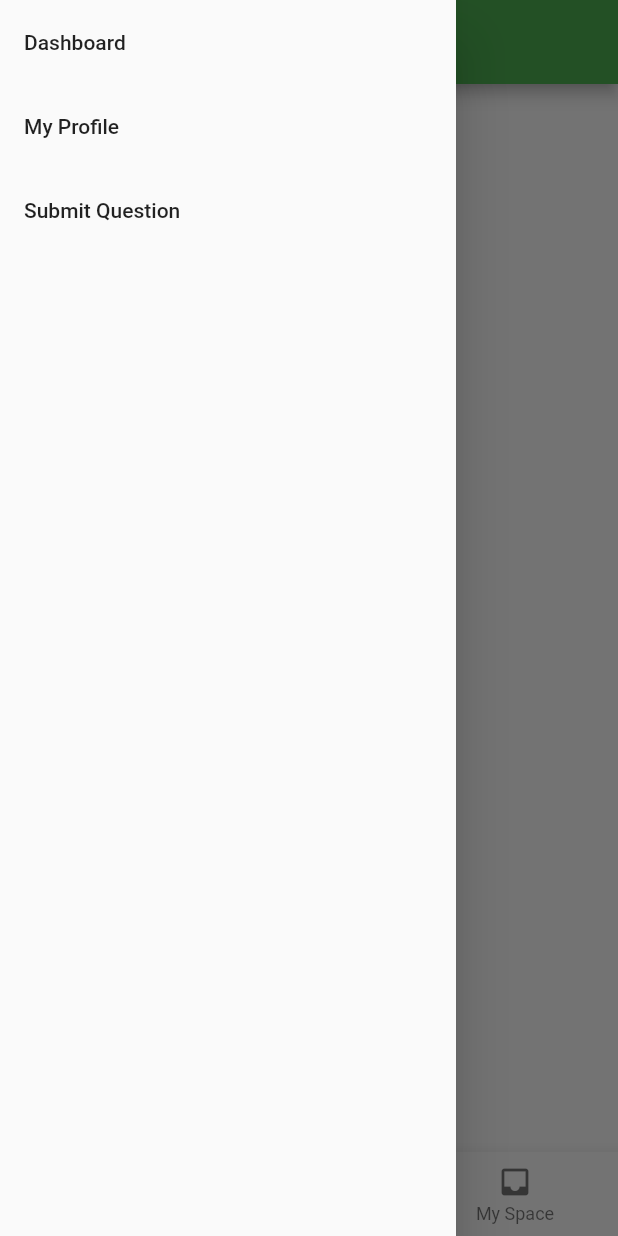
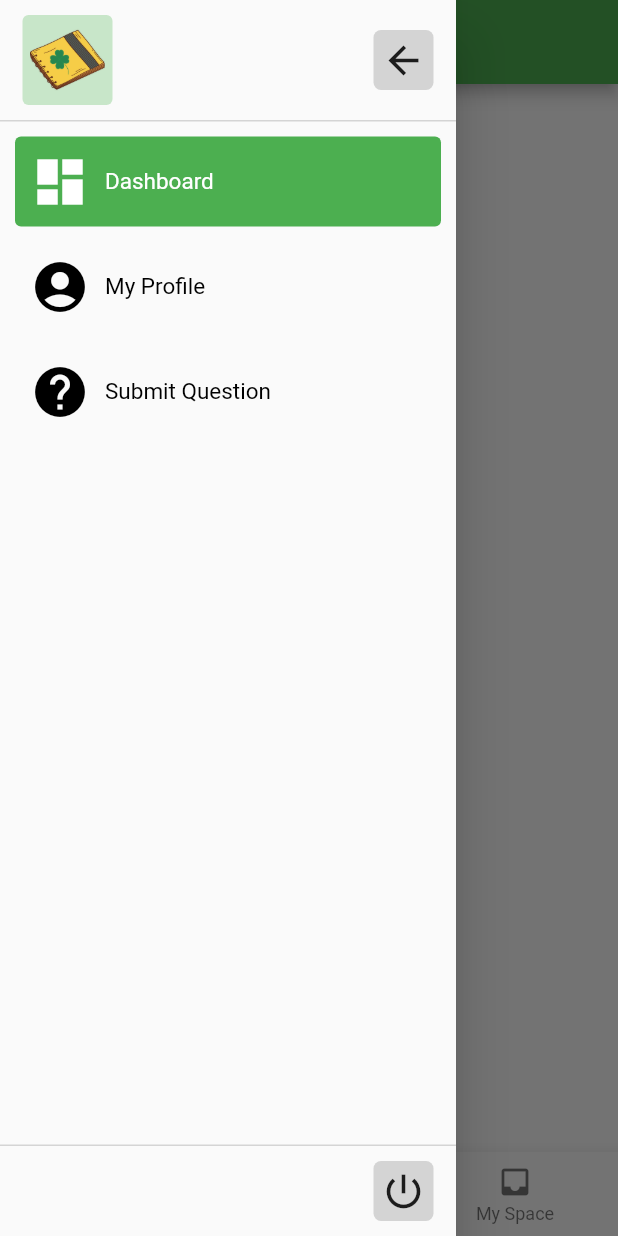
Before and after one commit to Money-Chasers/clover_flutter, a Flutter app: the MainScreen screen opened directly, with the side drawer open, on a phone screen of 412 x 824 dp. Run offline on Flutter 3.47's test engine with Material 2 defaults, Android fonts, the phone set to English and light mode, and no system bars; our stand-ins replace cloud_firestore, firebase_auth, firebase_core, google_fonts; accounts and stored records are empty; Roboto replaces fonts that are missing (Prompt).

Commit message:
fixed the drawer on main screen and added multiple new screens for dashboard

```diff
--- a/lib/screens/authentication/intro_screen.dart
+++ b/lib/screens/authentication/intro_screen.dart
@@ -9,7 +9,8 @@ class IntroScreen extends StatelessWidget {
   @override
   Widget build(BuildContext context) {
     return Scaffold(
-      body: Container(
+      body: SafeArea(
+        child: Container(
           padding: const EdgeInsets.all(20),
           decoration: const BoxDecoration(
             color: Colors.white,
@@ -102,6 +103,7 @@ class IntroScreen extends StatelessWidget {
             ),
           ),
         ),
+      ),
     );
   }
 }
--- a/lib/screens/authentication/login_screen.dart
+++ b/lib/screens/authentication/login_screen.dart
@@ -67,7 +67,8 @@ class _LoginScreenState extends State<LoginScreen> {
   @override
   Widget build(BuildContext context) {
     return Scaffold(
-      body: Container(
+      body: SafeArea(
+        child: Container(
           padding: const EdgeInsets.all(20),
           child: Center(
             child: SingleChildScrollView(
@@ -168,7 +169,8 @@ class _LoginScreenState extends State<LoginScreen> {
                               child: ElevatedButton(
                                 onPressed: () {
                                   if (_formKey.currentState!.validate()) {
-                                  _handleValidation(_emailFieldController.text,
+                                    _handleValidation(
+                                        _emailFieldController.text,
                                         _passwordFieldController.text);
                                   }
                                 },
@@ -196,6 +198,7 @@ class _LoginScreenState extends State<LoginScreen> {
             ),
           ),
         ),
+      ),
     );
   }
 }
--- a/lib/screens/authentication/register_screen.dart
+++ b/lib/screens/authentication/register_screen.dart
@@ -39,7 +39,8 @@ class _RegisterScreenState extends State<RegisterScreen> {
   @override
   Widget build(BuildContext context) {
     return Scaffold(
-      body: Container(
+      body: SafeArea(
+        child: Container(
           padding: const EdgeInsets.all(20),
           child: Center(
             child: SingleChildScrollView(
@@ -169,7 +170,8 @@ class _RegisterScreenState extends State<RegisterScreen> {
                                   if (_formKey.currentState!.validate()) {
                                     var name = _nameFieldController.text;
                                     var email = _emailFieldController.text;
-                                  var password = _passwordFieldController.text;
+                                    var password =
+                                        _passwordFieldController.text;
                                     firestoreInstance
                                         .collection("users")
                                         .where("email", isEqualTo: email)
@@ -182,13 +184,15 @@ class _RegisterScreenState extends State<RegisterScreen> {
                                                       .add(UserModel(
                                                               name: name,
                                                               email: email,
-                                                            password: password,
+                                                              password:
+                                                                  password,
                                                               education: "0")
                                                           .toJson())
                                                       .then((result) => {
                                                             authInstance
                                                                 .createUserWithEmailAndPassword(
-                                                                  email: email,
+                                                                    email:
+                                                                        email,
                                                                     password:
                                                                         password)
                                                                 .then(
@@ -233,6 +237,7 @@ class _RegisterScreenState extends State<RegisterScreen> {
             ),
           ),
         ),
+      ),
     );
   }
 }
--- a/lib/screens/main_screen/main_screen.dart
+++ b/lib/screens/main_screen/main_screen.dart
@@ -1,7 +1,10 @@
+import 'package:clover_flutter/screens/authentication/intro_screen.dart';
 import 'package:clover_flutter/screens/main_screen/dashboard_section/dashboard_section.dart';
 import 'package:clover_flutter/screens/main_screen/profile_section.dart';
 import 'package:clover_flutter/screens/main_screen/submit_question_section.dart';
+import 'package:firebase_auth/firebase_auth.dart';
 import 'package:flutter/material.dart';
+import 'package:google_fonts/google_fonts.dart';
 
 class MainScreen extends StatefulWidget {
   const MainScreen({Key? key}) : super(key: key);
@@ -11,17 +14,45 @@ class MainScreen extends StatefulWidget {
 }
 
 class _MainScreenState extends State<MainScreen> {
-  int _screenId = 0;
+  final _authInstance = FirebaseAuth.instance;
+
+  int _currentScreenId = 0;
 
   void _setScreenId(newId) {
     setState(() {
-      _screenId = newId;
+      _currentScreenId = newId;
     });
   }
 
-  ListTile _buildNavigationDrawerTile(text, screenId) {
-    return ListTile(
-      title: Text(text),
+  _buildNavigationDrawerTile(text, icon, screenId) {
+    return GestureDetector(
+      child: Container(
+        padding: const EdgeInsets.all(10),
+        margin: const EdgeInsets.fromLTRB(10, 10, 10, 0),
+        decoration: BoxDecoration(
+            borderRadius: BorderRadius.circular(4),
+            color: _currentScreenId == screenId
+                ? Theme.of(context).primaryColor
+                : Colors.transparent),
+        child: Row(
+          children: [
+            Icon(icon,
+                size: 40,
+                color:
+                    _currentScreenId == screenId ? Colors.white : Colors.black),
+            const SizedBox(width: 10),
+            Text(
+              text,
+              style: GoogleFonts.prompt(
+                color:
+                    _currentScreenId == screenId ? Colors.white : Colors.black,
+                textStyle: const TextStyle(fontSize: 15),
+              ),
+              textAlign: TextAlign.center,
+            ),
+          ],
+        ),
+      ),
       onTap: () {
         _setScreenId(screenId);
         Navigator.pop(context);
@@ -49,20 +80,99 @@ class _MainScreenState extends State<MainScreen> {
   @override
   Widget build(BuildContext context) {
     return Scaffold(
-        drawer: Drawer(
-          child: ListView(
+      drawer: SafeArea(
+        child: Drawer(
+          child: Column(
             children: [
-              _buildNavigationDrawerTile("Dashboard", 0),
-              _buildNavigationDrawerTile("My Profile", 1),
-              _buildNavigationDrawerTile("Submit Question", 2),
+              Container(
+                padding:
+                    const EdgeInsets.symmetric(vertical: 10, horizontal: 15),
+                decoration: const BoxDecoration(
+                    border: Border(
+                        bottom:
+                            BorderSide(width: 1, color: Color(0xffd4d4d4)))),
+                child: Row(
+                  mainAxisAlignment: MainAxisAlignment.spaceBetween,
+                  children: [
+                    Container(
+                      padding: const EdgeInsets.all(5),
+                      decoration: BoxDecoration(
+                          color: Theme.of(context).primaryColorLight,
+                          borderRadius: BorderRadius.circular(4)),
+                      child: Image(
+                          image: Image.asset('assets/images/logo.png', scale: 5)
+                              .image),
+                    ),
+                    GestureDetector(
+                      child: Container(
+                        padding: const EdgeInsets.all(5),
+                        decoration: BoxDecoration(
+                          color: const Color(0xffd4d4d4),
+                          borderRadius: BorderRadius.circular(5),
+                        ),
+                        child: const Icon(Icons.arrow_back, size: 30),
+                      ),
+                      onTap: () {
+                        Navigator.pop(context);
+                      },
+                    ),
+                  ],
+                ),
+              ),
+              Expanded(
+                child: SingleChildScrollView(
+                  child: Column(
+                    children: [
+                      _buildNavigationDrawerTile(
+                          "Dashboard", Icons.dashboard, 0),
+                      _buildNavigationDrawerTile(
+                          "My Profile", Icons.account_circle_rounded, 1),
+                      _buildNavigationDrawerTile(
+                          "Submit Question", Icons.help, 2),
+                    ],
+                  ),
+                ),
+              ),
+              Container(
+                padding:
+                    const EdgeInsets.symmetric(vertical: 10, horizontal: 15),
+                decoration: const BoxDecoration(
+                    border: Border(
+                        top: BorderSide(width: 1, color: Color(0xffd4d4d4)))),
+                child: Row(
+                  mainAxisAlignment: MainAxisAlignment.end,
+                  children: [
+                    GestureDetector(
+                      child: Container(
+                        padding: const EdgeInsets.all(5),
+                        decoration: BoxDecoration(
+                          color: const Color(0xffd4d4d4),
+                          borderRadius: BorderRadius.circular(5),
+                        ),
+                        child: const Icon(Icons.power_settings_new, size: 30),
+                      ),
+                      onTap: () {
+                        _authInstance.signOut().then((value) =>
+                            Navigator.pushAndRemoveUntil(
+                                context,
+                                MaterialPageRoute(
+                                    builder: (context) => const IntroScreen()),
+                                (e) => false));
+                      },
+                    ),
+                  ],
+                ),
+              ),
             ],
           ),
         ),
-        appBar: AppBar(
-          title: const Text("Clover"),
-        ),
-        body: Container(
-          child: _getSection(_screenId),
-        ));
+      ),
+      appBar: AppBar(
+        title: const Text("Clover"),
+      ),
+      body: Container(
+        child: _getSection(_currentScreenId),
+      ),
+    );
   }
 }
```
Also changed, not shown: lib/screens/main_screen/dashboard_section/home_screen.dart (added), lib/screens/main_screen/dashboard_section/my_space_screen.dart (added), lib/screens/main_screen/dashboard_section/trending_screen.dart (added). Lines whose indentation alone changed are shown as unchanged.
